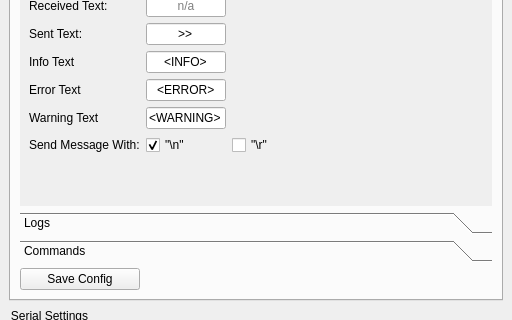
Old version of the form ui_files/mainWindow.ui in the repository careweather/SerialKiller; both pictures show x 0 to 512 and y 217 to 537 of the 512 by 630 pixel window.
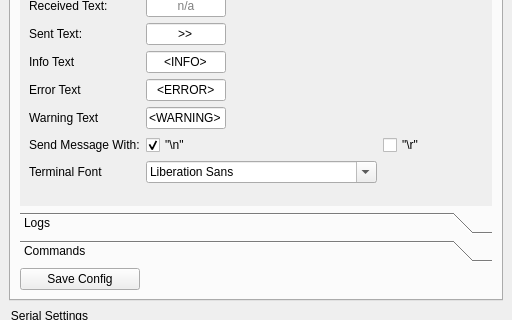
New version of the form. The open tabs and pages were chosen to show the change. Custom widgets are drawn as their Qt base class.

Diff of the .ui file:
```diff
--- a/ui_files/mainWindow.ui
+++ b/ui_files/mainWindow.ui
@@ -773,9 +773,9 @@
            <property name="geometry">
             <rect>
              <x>0</x>
-             <y>0</y>
-             <width>246</width>
-             <height>184</height>
+             <y>-18</y>
+             <width>453</width>
+             <height>212</height>
             </rect>
            </property>
            <attribute name="label">
@@ -1067,6 +1067,16 @@
               </property>
              </widget>
             </item>
+            <item row="7" column="1">
+             <widget class="QFontComboBox" name="fontComboBox"/>
+            </item>
+            <item row="7" column="0">
+             <widget class="QLabel" name="label_15">
+              <property name="text">
+               <string>Terminal Font</string>
+              </property>
+             </widget>
+            </item>
            </layout>
           </widget>
           <widget class="QWidget" name="toolBoxPageLogs">
```
Left out of the diff: 15 changed lines with no effect on the pictures.
